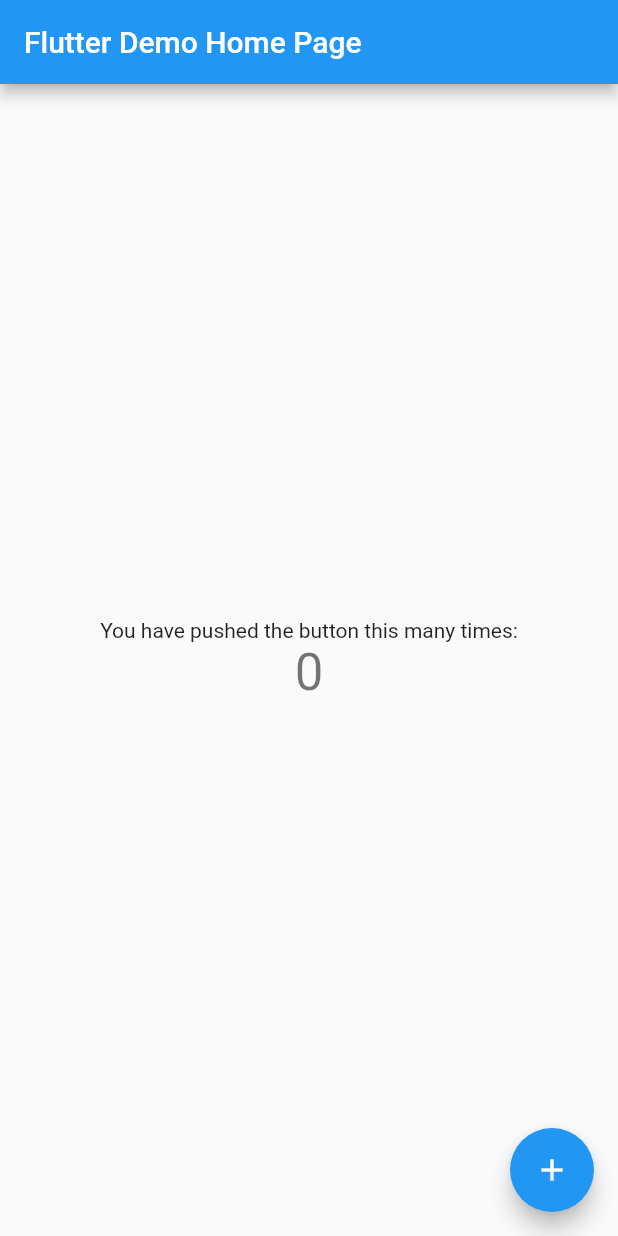
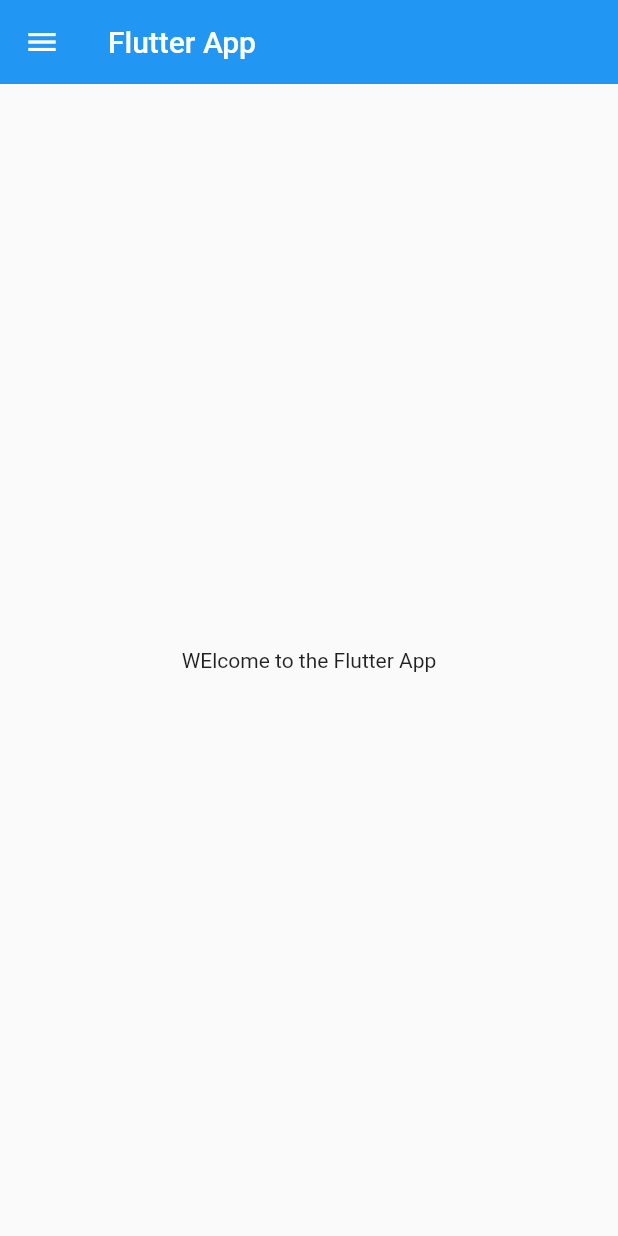
Before and after one commit to idaudk/flutter_project, a Flutter app: the screen it shows after launch, on a phone screen of 412 x 824 dp. Run offline on Flutter 3.47's test engine with Material 2 defaults, Android fonts, the phone set to English and light mode, and no system bars.

Commit message:
day 2 commited

```diff
--- /dev/null
+++ b/lib/home_page.dart
@@ -0,0 +1,28 @@
+import 'package:flutter/material.dart';
+
+class HomePage extends StatefulWidget {
+  const HomePage({Key? key}) : super(key: key);
+
+  @override
+  _HomePageState createState() => _HomePageState();
+}
+
+class _HomePageState extends State<HomePage> {
+  @override
+  Widget build(BuildContext context) {
+    return Scaffold(
+      drawerEnableOpenDragGesture: true,
+      appBar: AppBar(
+
+        elevation: 0,
+        title: Text("Flutter App"),
+      ),
+      body: Center(
+        child: Container(
+          child: Text("WElcome to the Flutter App"),
+        ),
+      ),
+      drawer: Drawer(),
+    );
+  }
+}
--- a/lib/main.dart
+++ b/lib/main.dart
@@ -1,4 +1,5 @@
 import 'package:flutter/material.dart';
+import 'package:flutter_course_app/home_page.dart';
 
 void main() {
   runApp(const MyApp());
@@ -11,62 +12,9 @@
     return MaterialApp(
       title: 'Flutter Demo',
       theme: ThemeData(
-
         primarySwatch: Colors.blue,
       ),
-      home: const MyHomePage(title: 'Flutter Demo Home Page'),
+      home: const HomePage(),
     );
   }
 }
-
-class MyHomePage extends StatefulWidget {
-  const MyHomePage({Key? key, required this.title}) : super(key: key);
-
-  final String title;
-
-  @override
-  State<MyHomePage> createState() => _MyHomePageState();
-}
-
-class _MyHomePageState extends State<MyHomePage> {
-  int _counter = 0;
-
-  void _incrementCounter() {
-    setState(() {
-
-      _counter++;
-    });
-  }
-
-  @override
-  Widget build(BuildContext context) {
-
-    return Scaffold(
-      appBar: AppBar(
-
-        title: Text(widget.title),
-      ),
-      body: Center(
-
-        child: Column(
-
-          mainAxisAlignment: MainAxisAlignment.center,
-          children: <Widget>[
-            const Text(
-              'You have pushed the button this many times:',
-            ),
-            Text(
-              '$_counter',
-              style: Theme.of(context).textTheme.headline4,
-            ),
-          ],
-        ),
-      ),
-      floatingActionButton: FloatingActionButton(
-        onPressed: _incrementCounter,
-        tooltip: 'Increment',
-        child: const Icon(Icons.add),
-      ),
-    );
-  }
-}
```
